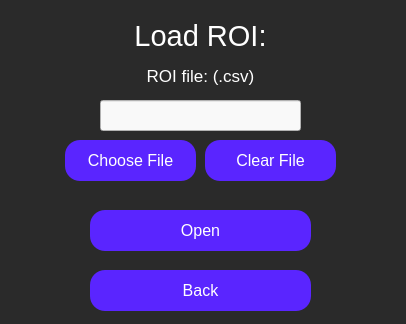
Old version of the form UtcTool2d/loadRoi.ui in the repository azifan/Qultra.
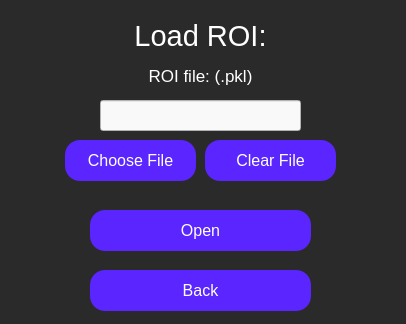
New version of the form.

What changed in the file:
```diff
--- a/UtcTool2d/loadRoi.ui
+++ b/UtcTool2d/loadRoi.ui
@@ -67,7 +67,7 @@
 }</string>
    </property>
    <property name="text">
-    <string>ROI file: (.csv)</string>
+    <string>ROI file: (.pkl)</string>
    </property>
    <property name="alignment">
     <set>Qt::AlignCenter</set>
```
